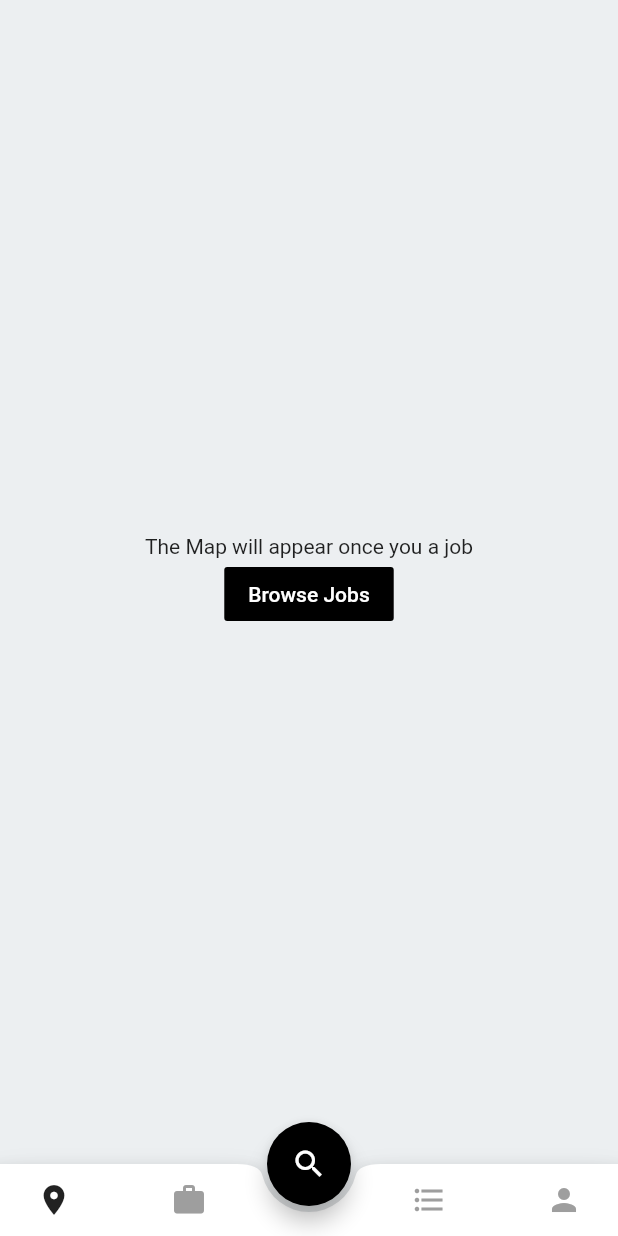
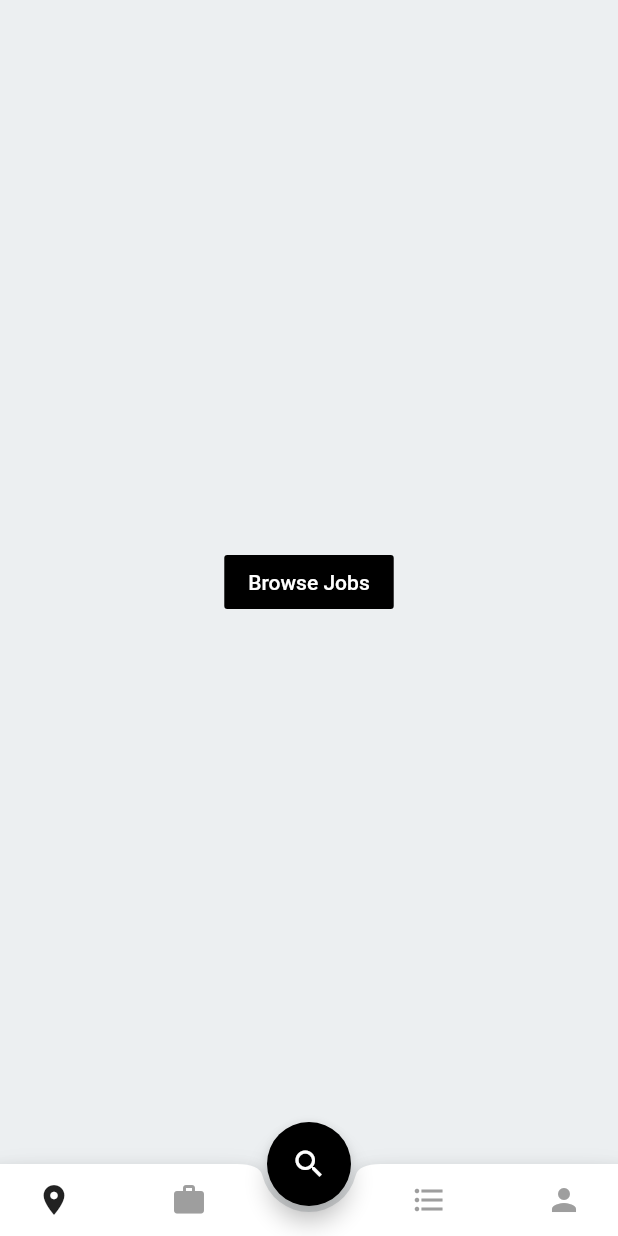
Before and after one commit to aryang117/FreitR, a Flutter app: the DriverDashboard screen opened by its route, on a phone screen of 412 x 824 dp. Run offline on Flutter 3.47's test engine with Material 2 defaults, Android fonts, the phone set to English and light mode, and no system bars; our stand-ins replace firebase_auth, google_sign_in; accounts and stored records are empty.

Commit message:
added user model and authservice via Provider to client and Driver modules

```diff
--- a/lib/Driver/DriverDashboard.dart
+++ b/lib/Driver/DriverDashboard.dart
@@ -1,4 +1,8 @@
 import 'package:flutter/material.dart';
+import 'package:uberfreight/Client/ClientProfile.dart';
+import 'package:uberfreight/user.dart';
+import 'package:provider/provider.dart';
+import 'package:uberfreight/auth.dart';
 
 class DriverDashboard extends StatelessWidget {
   static bool jobStatus = false;
@@ -6,6 +10,9 @@ class DriverDashboard extends StatelessWidget {
   static bool _isJobsButtonActive = false;
   static bool _isListButtonActive = false;
   static bool _isProfileButtonActive = false;
+  // final displayname = name;
+
+  User user = new User();
 
   @override
   Widget build(BuildContext context) {
@@ -15,7 +22,9 @@ class DriverDashboard extends StatelessWidget {
         fontStyle: Theme.of(context).textTheme.button.fontStyle,
         fontWeight: Theme.of(context).textTheme.button.fontWeight,
         fontFamily: Theme.of(context).textTheme.button.fontFamily);
-    return Scaffold(
+    return StreamProvider<User>.value(
+      value: AuthService().user,
+      child: Scaffold(
         backgroundColor: Theme.of(context).backgroundColor,
         body: jobStatus
             ? Center(
@@ -29,10 +38,11 @@ class DriverDashboard extends StatelessWidget {
                   child: Column(
                     mainAxisAlignment: MainAxisAlignment.center,
                     children: <Widget>[
-                    Text('The Map will appear once you a job'),
+                      // Text('The Map will appear once you a job' + user.name),
                       FlatButton(
                         color: Theme.of(context).primaryColor,
                         onPressed: () {
+                          user.returnName();
                           Navigator.of(context).pushNamed('/driverjobsearch');
                         },
                         child: Text(
@@ -123,6 +133,7 @@ class DriverDashboard extends StatelessWidget {
             ],
           ),
         ),
+      ),
     );
   }
 }
```
Also changed, not shown: lib/Client/ClientProfile.dart (+6 -2 lines). Lines whose indentation alone changed are shown as unchanged.
